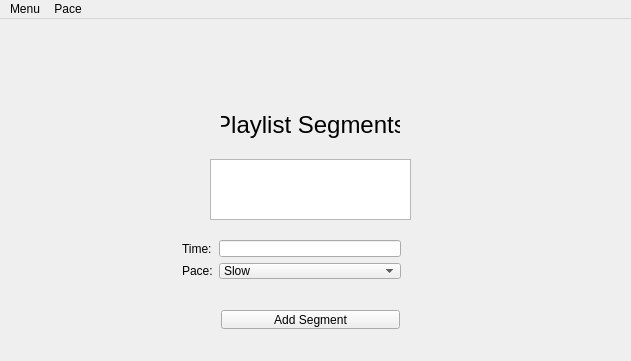
The window that ptm/views/layout.ui (james-gray/pace-the-music) describes before a commit, drawn with Qt 5.
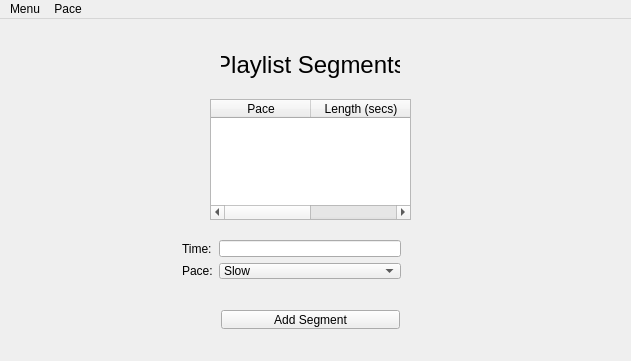
The same window after the commit.

Commit message: Switched to using a table instead of a list

Patch:
```diff
--- a/ptm/views/layout.ui
+++ b/ptm/views/layout.ui
@@ -86,7 +86,7 @@
     <property name="geometry">
      <rect>
       <x>210</x>
-      <y>80</y>
+      <y>20</y>
       <width>201</width>
       <height>51</height>
      </rect>
@@ -131,15 +131,43 @@
      </item>
     </layout>
    </widget>
-   <widget class="QListWidget" name="segmentList">
+   <widget class="QTableWidget" name="segmentTable">
     <property name="geometry">
      <rect>
       <x>210</x>
-      <y>140</y>
+      <y>80</y>
       <width>201</width>
-      <height>61</height>
+      <height>121</height>
      </rect>
     </property>
+    <attribute name="horizontalHeaderCascadingSectionResizes">
+     <bool>true</bool>
+    </attribute>
+    <attribute name="horizontalHeaderShowSortIndicator" stdset="0">
+     <bool>false</bool>
+    </attribute>
+    <attribute name="horizontalHeaderStretchLastSection">
+     <bool>true</bool>
+    </attribute>
+    <attribute name="verticalHeaderVisible">
+     <bool>true</bool>
+    </attribute>
+    <attribute name="verticalHeaderCascadingSectionResizes">
+     <bool>false</bool>
+    </attribute>
+    <attribute name="verticalHeaderStretchLastSection">
+     <bool>false</bool>
+    </attribute>
+    <column>
+     <property name="text">
+      <string>Pace</string>
+     </property>
+    </column>
+    <column>
+     <property name="text">
+      <string>Length (secs)</string>
+     </property>
+    </column>
    </widget>
   </widget>
   <widget class="QMenuBar" name="menuBar">
```
Left out of the diff: 6 changed lines with no effect on the pictures. The commit also changes 2 other files.
